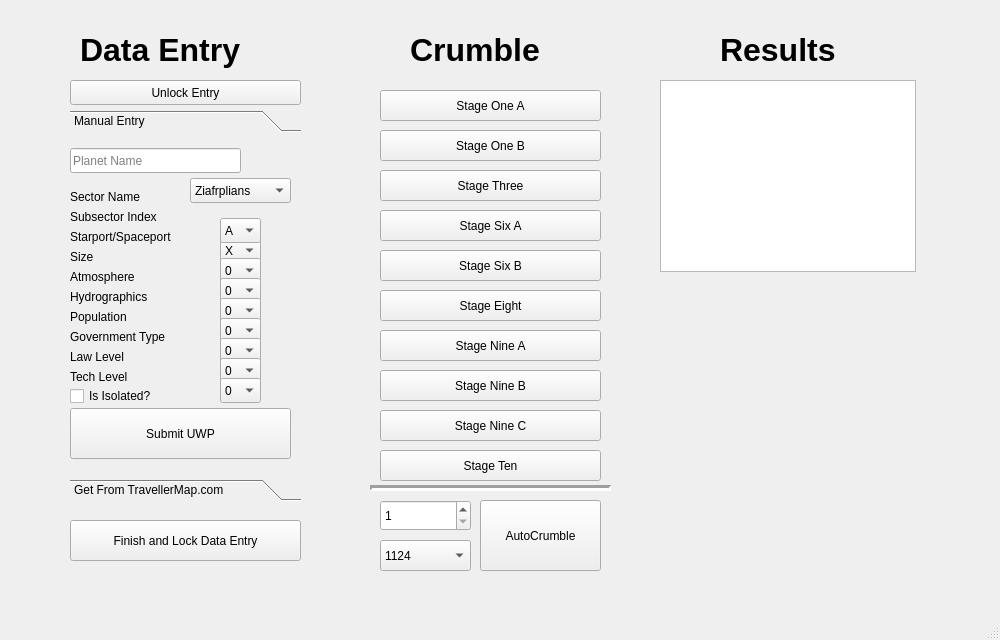
Penultimate-Panacea/World-Crumbler, file mainwindow.ui: the form before one commit.
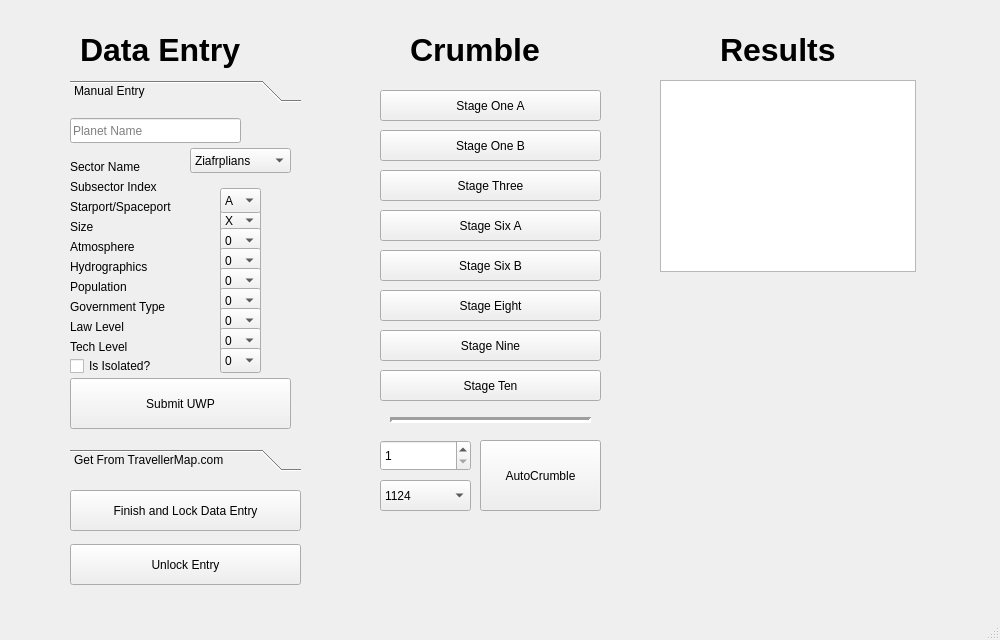
The form after the commit.

Diff of the .ui file:
```diff
--- a/mainwindow.ui
+++ b/mainwindow.ui
@@ -27,7 +27,7 @@
     <property name="geometry">
      <rect>
       <x>70</x>
-      <y>110</y>
+      <y>80</y>
       <width>231</width>
       <height>391</height>
      </rect>
@@ -2252,7 +2252,7 @@
     <property name="geometry">
      <rect>
       <x>70</x>
-      <y>520</y>
+      <y>490</y>
       <width>231</width>
       <height>41</height>
      </rect>
@@ -2265,9 +2265,9 @@
     <property name="geometry">
      <rect>
       <x>70</x>
-      <y>80</y>
+      <y>544</y>
       <width>231</width>
-      <height>25</height>
+      <height>41</height>
      </rect>
     </property>
     <property name="text">
@@ -2280,7 +2280,7 @@
       <x>370</x>
       <y>80</y>
       <width>241</width>
-      <height>501</height>
+      <height>441</height>
      </rect>
     </property>
     <widget class="QPushButton" name="CrumbleStage_1a">
@@ -2358,14 +2358,14 @@
       </rect>
      </property>
      <property name="text">
-      <string>Stage Nine A</string>
+      <string>Stage Nine</string>
      </property>
     </widget>
     <widget class="QPushButton" name="CrumbleStage_10">
      <property name="geometry">
       <rect>
        <x>10</x>
-       <y>370</y>
+       <y>290</y>
        <width>221</width>
        <height>31</height>
       </rect>
@@ -2378,7 +2378,7 @@
      <property name="geometry">
       <rect>
        <x>110</x>
-       <y>420</y>
+       <y>360</y>
        <width>121</width>
        <height>71</height>
       </rect>
@@ -2391,7 +2391,7 @@
      <property name="geometry">
       <rect>
        <x>10</x>
-       <y>460</y>
+       <y>400</y>
        <width>91</width>
        <height>31</height>
       </rect>
@@ -2426,7 +2426,7 @@
      <property name="geometry">
       <rect>
        <x>10</x>
-       <y>420</y>
+       <y>360</y>
        <width>91</width>
        <height>31</height>
       </rect>
@@ -2438,32 +2438,6 @@
       <number>365</number>
      </property>
     </widget>
-    <widget class="QPushButton" name="CrumbleStage_11">
-     <property name="geometry">
-      <rect>
-       <x>10</x>
-       <y>330</y>
-       <width>221</width>
-       <height>31</height>
-      </rect>
-     </property>
-     <property name="text">
-      <string>Stage Nine C</string>
-     </property>
-    </widget>
-    <widget class="QPushButton" name="CrumbleStage_9b">
-     <property name="geometry">
-      <rect>
-       <x>10</x>
-       <y>290</y>
-       <width>221</width>
-       <height>31</height>
-      </rect>
-     </property>
-     <property name="text">
-      <string>Stage Nine B</string>
-     </property>
-    </widget>
     <widget class="QPushButton" name="CrumbleStage_6b">
      <property name="geometry">
       <rect>
@@ -2480,10 +2454,10 @@
     <widget class="Line" name="line">
      <property name="geometry">
       <rect>
-       <x>0</x>
-       <y>400</y>
-       <width>241</width>
-       <height>16</height>
+       <x>20</x>
+       <y>330</y>
+       <width>201</width>
+       <height>20</height>
       </rect>
      </property>
      <property name="frameShadow">
```
